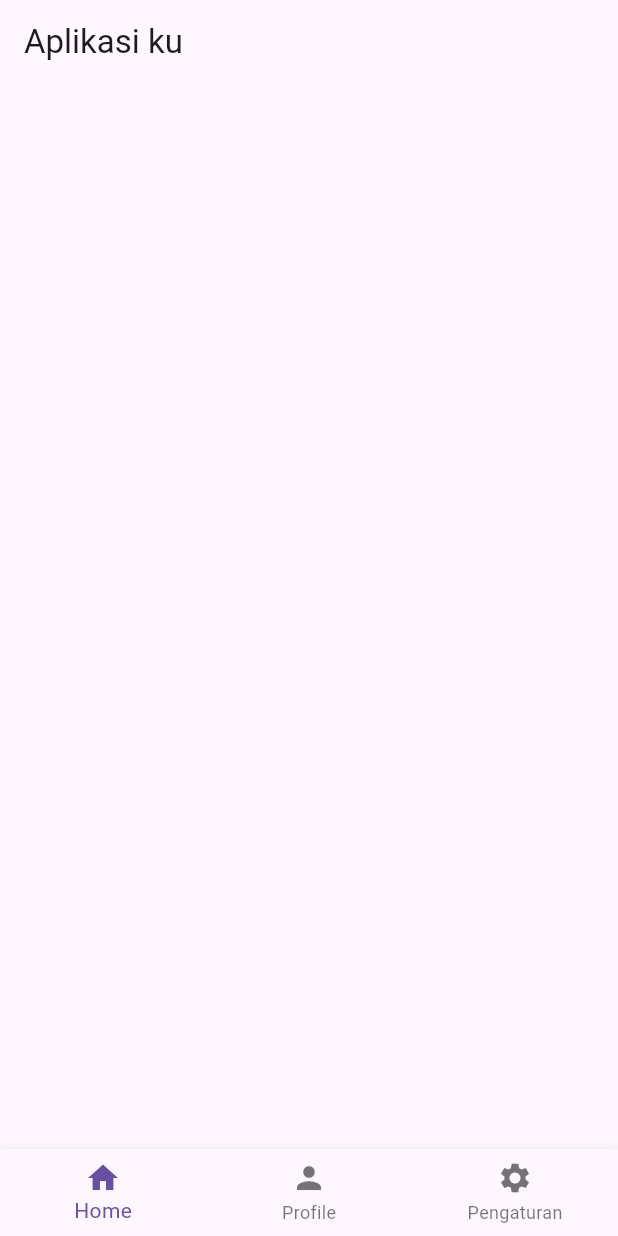
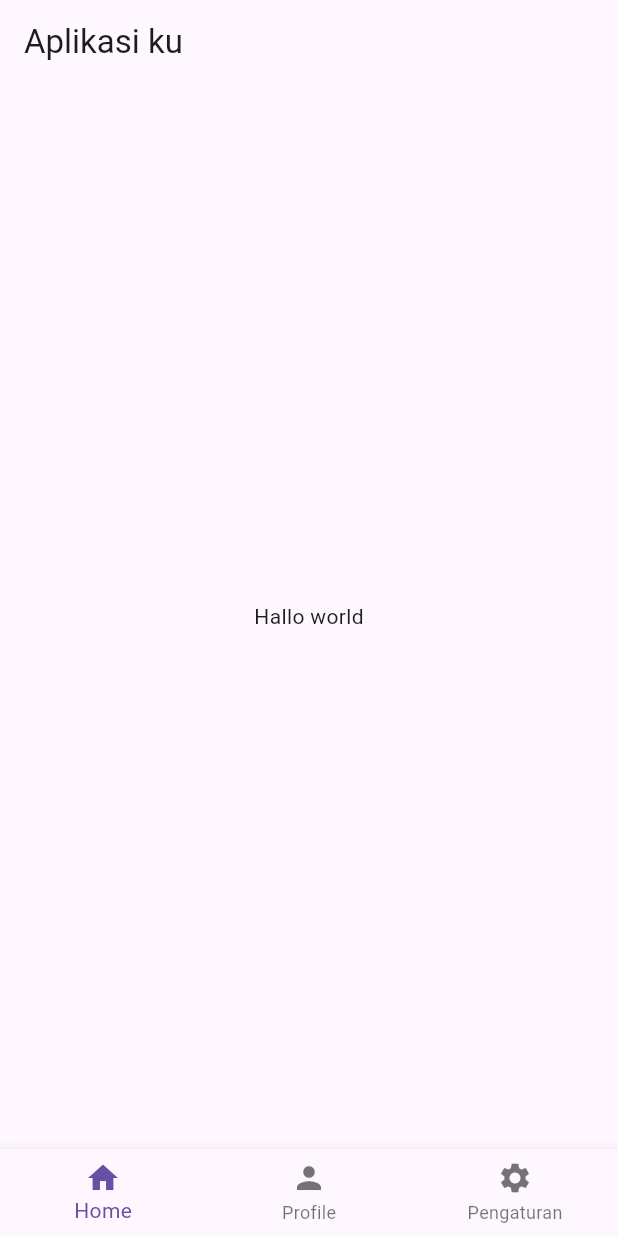
Before and after one commit to r306bsipnk/latihan1, a Flutter app: the screen it shows after launch, on a phone screen of 412 x 824 dp. Run offline on Flutter 3.47's test engine with Material 3 defaults, Android fonts, the phone set to English and light mode, and no system bars.

Commit message:
penamabahan text hello

```diff
--- a/lib/views/halaman1_view.dart
+++ b/lib/views/halaman1_view.dart
@@ -9,6 +9,9 @@ class Halaman1View extends StatelessWidget {
       appBar: AppBar(
         title: Text('Aplikasi ku'),
       ),
+      body: Center(
+        child:Text("Hallo world")
+      ),
       bottomNavigationBar: BottomNavigationBar(items: [
         BottomNavigationBarItem(icon: Icon(Icons.home), label: 'Home'),
         BottomNavigationBarItem(icon: Icon(Icons.person), label: 'Profile'),
```
